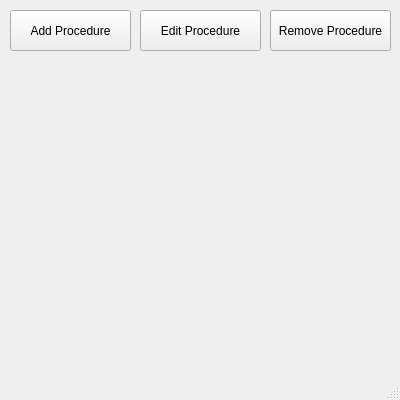
The window that ProcedureWindow.ui (Vhuynh25/ReminderApp) describes before a commit, drawn with Qt 5.
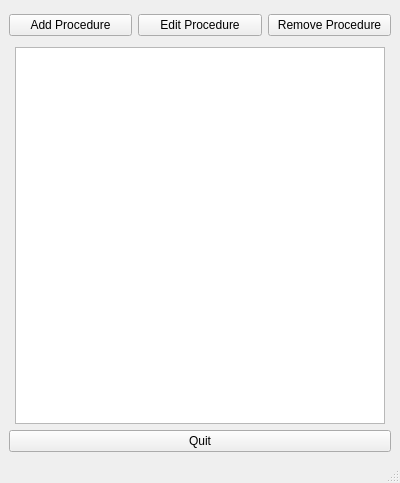
The same window after the commit.

Commit message: made windows resizable

The edit to the form file:
```diff
--- a/ProcedureWindow.ui
+++ b/ProcedureWindow.ui
@@ -7,52 +7,56 @@
     <x>0</x>
     <y>0</y>
     <width>400</width>
-    <height>400</height>
+    <height>483</height>
    </rect>
   </property>
   <property name="windowTitle">
    <string>MainWindow</string>
   </property>
   <widget class="QWidget" name="centralwidget">
+   <layout class="QGridLayout" name="gridLayout">
+    <item row="3" column="0" colspan="3">
+     <widget class="QPushButton" name="QuitButton">
+      <property name="text">
+       <string>Quit</string>
+      </property>
+     </widget>
+    </item>
+    <item row="0" column="0" colspan="3">
+     <layout class="QHBoxLayout" name="horizontalLayout">
+      <property name="topMargin">
+       <number>5</number>
+      </property>
+      <property name="bottomMargin">
+       <number>5</number>
+      </property>
+      <item>
    <widget class="QPushButton" name="AddPButton">
-    <property name="geometry">
-     <rect>
-      <x>10</x>
-      <y>10</y>
-      <width>121</width>
-      <height>41</height>
-     </rect>
-    </property>
     <property name="text">
      <string>Add Procedure</string>
     </property>
    </widget>
-   <widget class="QPushButton" name="RemovePButton">
-    <property name="geometry">
-     <rect>
-      <x>270</x>
-      <y>10</y>
-      <width>121</width>
-      <height>41</height>
-     </rect>
-    </property>
-    <property name="text">
-     <string>Remove Procedure</string>
-    </property>
-   </widget>
+      </item>
+      <item>
    <widget class="QPushButton" name="EditPButton">
-    <property name="geometry">
-     <rect>
-      <x>140</x>
-      <y>10</y>
-      <width>121</width>
-      <height>41</height>
-     </rect>
-    </property>
     <property name="text">
      <string>Edit Procedure</string>
     </property>
    </widget>
+      </item>
+      <item>
+       <widget class="QPushButton" name="RemovePButton">
+        <property name="text">
+         <string>Remove Procedure</string>
+        </property>
+       </widget>
+      </item>
+     </layout>
+    </item>
+    <item row="2" column="1">
+     <widget class="QListWidget" name="ProcList"/>
+    </item>
+   </layout>
   </widget>
   <widget class="QMenuBar" name="menubar">
    <property name="geometry">
```
Lines whose indentation alone changed are shown as unchanged. The commit also changes 4 other files.
